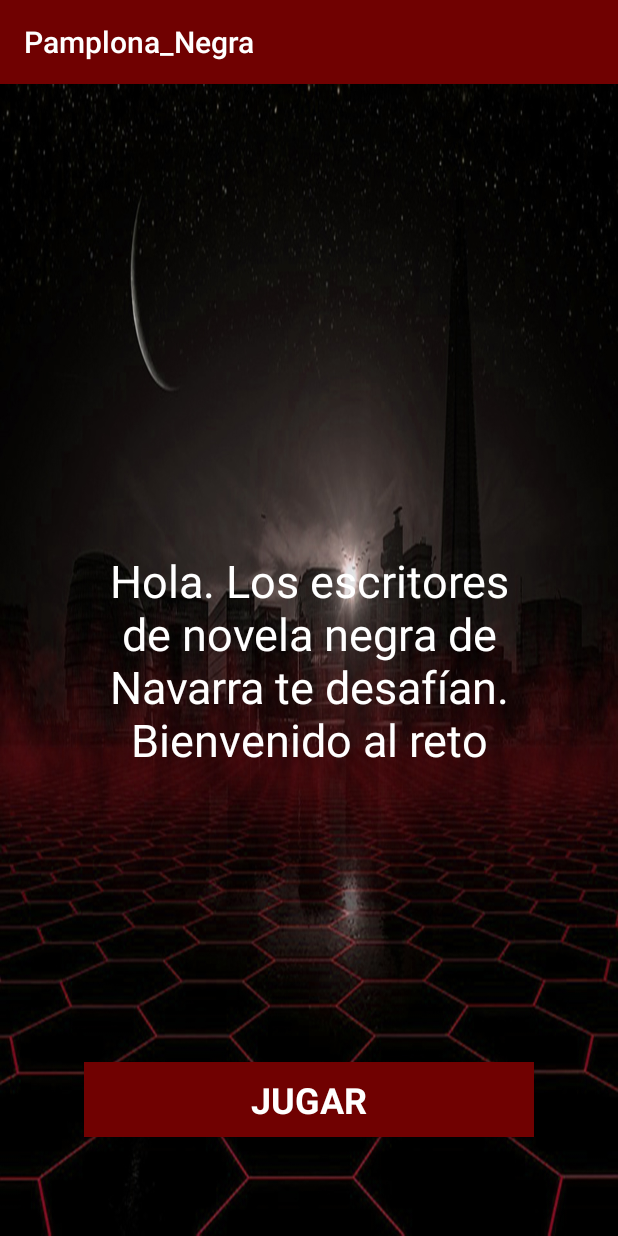
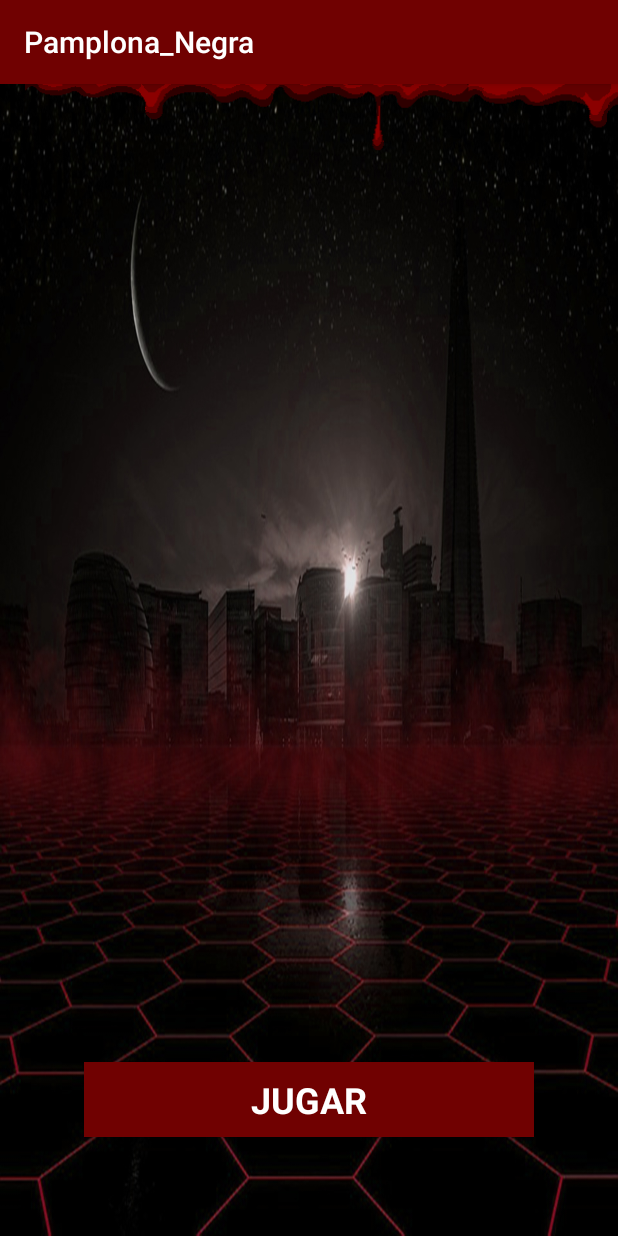
Before and after one commit to laamaai/Pamplona_Negra, an Android app: the screen it shows after launch (MainActivity), on a phone screen of 412 x 824 dp. Run offline under Robolectric (Android 15) with nearby library versions, the phone set to English and light mode, and no system bars.

Commit message:
Fondo puesto ya

```diff
--- a/app/src/main/res/layout/activity_main.xml
+++ b/app/src/main/res/layout/activity_main.xml
@@ -8,20 +8,24 @@
     tools:context="com.example.maider.pamplona_negra.MainActivity">
 
 
+    <LinearLayout
+        android:layout_width="929dp"
+        android:layout_height="110dp"
+        android:orientation="horizontal"
+        android:weightSum="1">
+
+        <ImageView
+            android:id="@+id/imageView"
+            android:layout_width="626dp"
+            android:layout_height="165dp"
+            android:layout_marginTop="0dp"
+            app:layout_constraintTop_toTopOf="parent"
+            app:srcCompat="@drawable/sangre"
+            tools:layout_editor_absoluteX="0dp" />
+    </LinearLayout>
 
 
 
-
-
-<!--
-    <ImageView
-        android:id="@+id/imageView"
-        android:layout_width="626dp"
-        android:layout_height="165dp"
-        android:layout_marginTop="0dp"
-        app:layout_constraintTop_toTopOf="parent"
-        app:srcCompat="@drawable/sangre"
-        tools:layout_editor_absoluteX="0dp" /> -->
     <Button
         android:id="@+id/btnJugar"
         android:layout_width="300dp"
@@ -34,17 +38,7 @@
         android:textSize="24sp"
         android:textStyle="bold"
         android:layout_alignParentBottom="true"
-        android:layout_centerHorizontal="true" />
-
-    <TextView
-        android:id="@+id/txtSaludo"
-        android:layout_width="300dp"
-        android:layout_height="wrap_content"
-        android:layout_alignStart="@+id/btnJugar"
-        android:layout_centerVertical="true"
-        android:text="Hola. Los escritores de novela negra de Navarra te desafían. Bienvenido al reto"
-        android:textAlignment="center"
-        android:textColor="@android:color/background_light"
-        android:textSize="30sp" />
+        android:layout_centerHorizontal="true"
+        />
 
 </RelativeLayout>
```
Also changed, not shown: app/src/main/res/mipmap-hdpi/ic_launcher.png, app/src/main/res/mipmap-hdpi/info.png (deleted), app/src/main/res/mipmap-mdpi/ic_launcher.png, app/src/main/res/mipmap-mdpi/info.png (deleted), app/src/main/res/mipmap-xhdpi/ic_launcher.png, app/src/main/res/mipmap-xhdpi/info.png (deleted), app/src/main/res/mipmap-xxhdpi/ic_launcher.png, app/src/main/res/mipmap-xxhdpi/info.png (deleted), app/src/main/res/mipmap-xxxhdpi/ic_launcher.png, app/src/main/res/mipmap-xxxhdpi/info.png (deleted).
